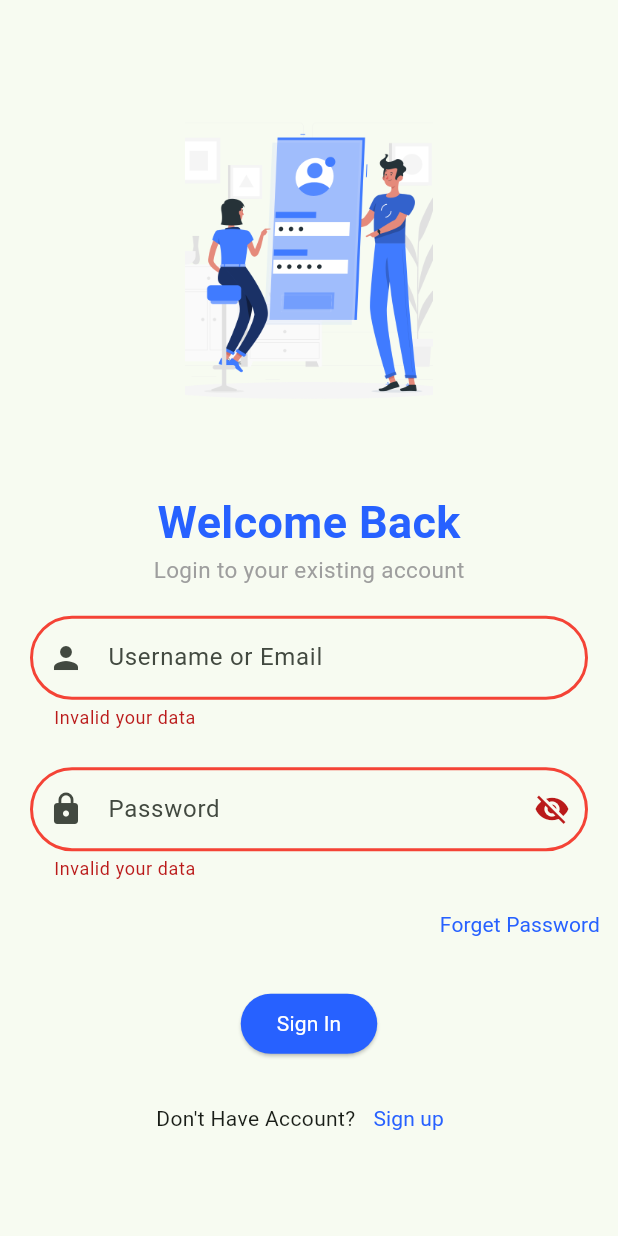
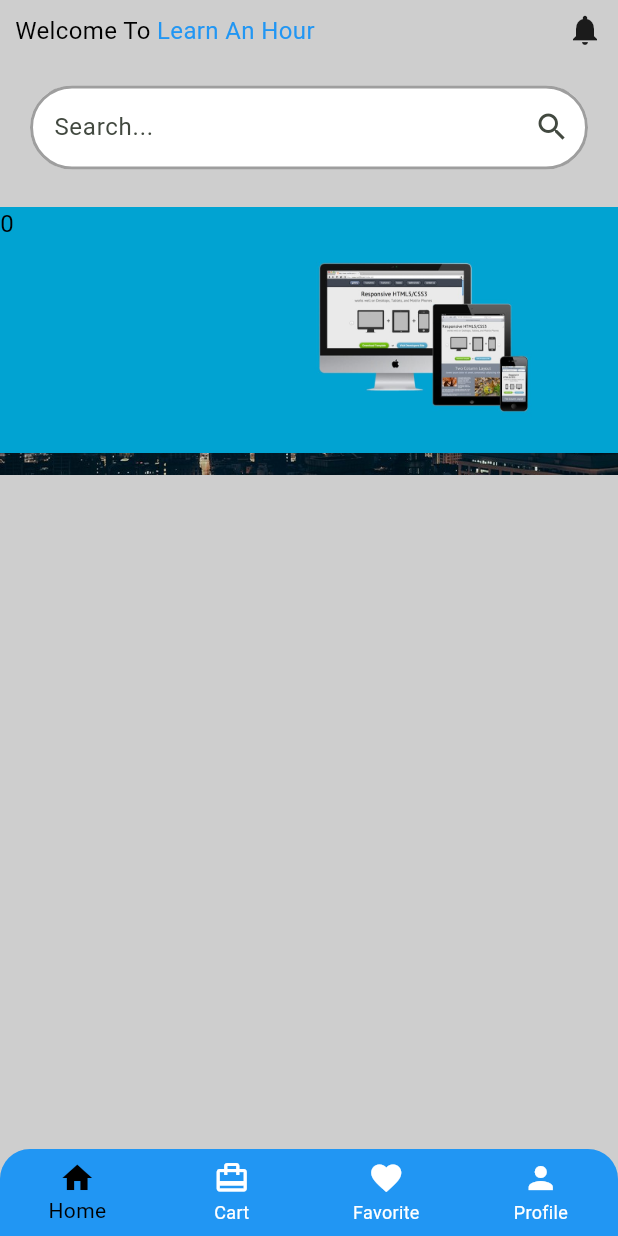
Before and after one commit to zakariaar27/signIn-SignUp-Page, a Flutter app: the screen it shows after launch, after a tap on "Sign In", on a phone screen of 412 x 824 dp. Run offline on Flutter 3.47's test engine with Material 2 defaults, Android fonts, the light colour scheme and no system bars.

Commit message:
Demo Project

```diff
--- a/lib/auth/signin.dart
+++ b/lib/auth/signin.dart
@@ -2,6 +2,7 @@ import 'package:flutter/cupertino.dart';
 import 'package:flutter/material.dart';
 import 'package:prac_five/auth/signup.dart';
 import 'package:prac_five/const/image_path.dart';
+import 'package:prac_five/screen/navbar.dart';
 import 'package:prac_five/utiliz/colors.dart';
 import 'package:prac_five/utiliz/height_weight.dart';
 import 'package:prac_five/widget/text.dart';
@@ -48,6 +49,7 @@ class _LogInState extends State<LogIn> {
                     left: 20, right: 20, top: 20, bottom: 5),
                 child: KTextFromField(
                   hinttext: 'Username or Email',
+                  prefixIcon: Icon(Icons.person),
                 ),
               ),
               Padding(
@@ -56,6 +58,7 @@ class _LogInState extends State<LogIn> {
                 child: KTextFromField(
                   iconData: Icons.lock,
                   isPass: isPass,
+                  prefixIcon: Icon(Icons.lock),
                   suffixIcon: GestureDetector(
                     onTap: () {
                       isPass = !isPass;
@@ -86,7 +89,10 @@ class _LogInState extends State<LogIn> {
               ),
               ElevatedButton(
                 onPressed: () {
-                  fromKey.currentState?.validate();
+                  // fromKey.currentState?.validate();
+                  Navigator.of(context).pushReplacement(MaterialPageRoute(
+                    builder: (context) => NavBar(),
+                  ));
                 },
                 child: Text(
                   'Sign In',
--- a/lib/auth/signup.dart
+++ b/lib/auth/signup.dart
@@ -7,8 +7,16 @@ import 'package:prac_five/utiliz/height_weight.dart';
 import 'package:prac_five/widget/text.dart';
 import 'package:prac_five/widget/textfromfield.dart';
 
-class SignUp extends StatelessWidget {
+class SignUp extends StatefulWidget {
   const SignUp({super.key});
+
+  @override
+  State<SignUp> createState() => _SignUpState();
+}
+
+class _SignUpState extends State<SignUp> {
+  bool isPass = true;
+  bool isPassRe = true;
 
   @override
   Widget build(BuildContext context) {
@@ -34,6 +42,7 @@ class SignUp extends StatelessWidget {
             ),
             child: KTextFromField(
               iconData: Icons.person,
+              prefixIcon: Icon(Icons.person),
               hinttext: 'Name',
             ),
           ),
@@ -45,6 +54,7 @@ class SignUp extends StatelessWidget {
               bottom: 5,
             ),
             child: KTextFromField(
+              prefixIcon: Icon(Icons.email),
               iconData: Icons.email,
               hinttext: 'Email',
             ),
@@ -57,8 +67,18 @@ class SignUp extends StatelessWidget {
               bottom: 5,
             ),
             child: KTextFromField(
-              iconData: Icons.lock,
+              prefixIcon: Icon(Icons.lock),
               hinttext: 'Password',
+              suffixIcon: GestureDetector(
+                onTap: () {
+                  isPass = !isPass;
+                  print(isPass);
+                  setState(() {});
+                },
+                child: isPass == false
+                    ? Icon(Icons.visibility)
+                    : Icon(Icons.visibility_off),
+              ),
             ),
           ),
           Padding(
@@ -69,8 +89,18 @@ class SignUp extends StatelessWidget {
               bottom: 5,
             ),
             child: KTextFromField(
-              iconData: Icons.lock,
+              prefixIcon: Icon(Icons.lock),
               hinttext: 'Re-Password',
+              suffixIcon: GestureDetector(
+                onTap: () {
+                  isPassRe = !isPassRe;
+                  print(isPass);
+                  setState(() {});
+                },
+                child: isPass == false
+                    ? Icon(Icons.visibility)
+                    : Icon(Icons.visibility_off),
+              ),
             ),
           ),
           SizedBox(
--- a/lib/const/image_path.dart
+++ b/lib/const/image_path.dart
@@ -2,4 +2,9 @@ class KImage {
   static const main = "assets/img.jpg";
   static const signInImg = "assets/img1.png";
   static const signUpImg = "assets/img2.jpeg";
+  static const slider1 = "assets/imgs1.jpg";
+  static const slider2 = "assets/imgs2.jpeg";
+  static const slider3 = "assets/imgs3.jpg";
+  static const slider4 = "assets/imgs4.jpg";
+  static const slider5 = "assets/imgs5.jpg";
 }
--- /dev/null
+++ b/lib/screen/home/home.dart
@@ -0,0 +1,76 @@
+import 'package:flutter/cupertino.dart';
+import 'package:flutter/material.dart';
+import 'package:prac_five/const/image_path.dart';
+import 'package:prac_five/utiliz/height_weight.dart';
+import 'package:prac_five/widget/text.dart';
+import 'package:prac_five/widget/textfromfield.dart';
+
+class HomePage extends StatelessWidget {
+  const HomePage({super.key});
+
+  @override
+  Widget build(BuildContext context) {
+    return Scaffold(
+      backgroundColor: Color.fromRGBO(206, 206, 206, 1),
+      body: SingleChildScrollView(
+        child: Column(
+          children: [
+            SizedBox(
+              height: KAppSize.getHeight(context: context, size: 1),
+            ),
+            Row(mainAxisAlignment: MainAxisAlignment.spaceBetween, children: [
+              Row(
+                children: [
+                  SizedBox(
+                    width: 10,
+                  ),
+                  KText(signInData: 'Welcome To '),
+                  KText(
+                    signInData: 'Learn An Hour',
+                    color: Colors.blue,
+                  ),
+                ],
+              ),
+              Padding(
+                padding: const EdgeInsets.only(right: 10),
+                child: Icon(Icons.notifications),
+              ),
+            ]),
+            SizedBox(
+              height: KAppSize.getHeight(context: context, size: 3),
+            ),
+            Padding(
+              padding: const EdgeInsets.only(
+                left: 20,
+                right: 20,
+              ),
+              child: KTextFromField(
+                readOnly: true,
+                suffixIcon: Icon(Icons.search),
+                hinttext: 'Search...',
+              ),
+            ),
+            SizedBox(
+              height: KAppSize.getHeight(context: context, size: 3),
+            ),
+            SizedBox(
+                height: KAppSize.getHeight(context: context, size: 150),
+                child: PageView.builder(
+                  itemCount: 5,
+                  itemBuilder: (context, index) {
+                    return Stack(children: [
+                      Image.asset(KImage.slider1),
+                      Image.asset(KImage.slider2),
+                      Image.asset(KImage.slider3),
+                      Image.asset(KImage.slider4),
+                      Image.asset(KImage.slider5),
+                      KText(signInData: "$index")
+                    ]);
+                  },
+                )),
+          ],
+        ),
+      ),
+    );
+  }
+}
--- /dev/null
+++ b/lib/screen/navbar.dart
@@ -0,0 +1,59 @@
+import 'package:flutter/cupertino.dart';
+import 'package:flutter/material.dart';
+import 'package:prac_five/screen/home/home.dart';
+
+class NavBar extends StatefulWidget {
+  const NavBar({super.key});
+
+  @override
+  State<NavBar> createState() => _NavBarState();
+}
+
+class _NavBarState extends State<NavBar> {
+  int index = 0;
+
+  List myItemList = [
+    HomePage(),
+    Text('Mohamamd '),
+    Text('Zakaria'),
+    Text('Arafat')
+  ];
+
+  @override
+  Widget build(BuildContext context) {
+    return SafeArea(
+      child: Scaffold(
+        extendBody: true,
+        body: myItemList[index],
+        bottomNavigationBar: ClipRRect(
+          borderRadius: BorderRadius.only(
+              topLeft: Radius.circular(20), topRight: Radius.circular(20)),
+          child: Container(
+            child: BottomNavigationBar(
+                backgroundColor: Colors.blue,
+                currentIndex: index,
+                selectedItemColor: Colors.black,
+                unselectedItemColor: Colors.white,
+                showUnselectedLabels: true,
+                onTap: (value) {
+                  setState(() {
+                    index = value;
+                  });
+                },
+                type: BottomNavigationBarType.fixed,
+                items: [
+                  BottomNavigationBarItem(
+                      icon: Icon(Icons.home), label: "Home"),
+                  BottomNavigationBarItem(
+                      icon: Icon(Icons.card_travel), label: "Cart"),
+                  BottomNavigationBarItem(
+                      icon: Icon(Icons.favorite), label: "Favorite"),
+                  BottomNavigationBarItem(
+                      icon: Icon(Icons.person), label: "Profile"),
+                ]),
+          ),
+        ),
+      ),
+    );
+  }
+}
--- a/lib/screen/splash_screen.dart
+++ b/lib/screen/splash_screen.dart
@@ -39,7 +39,7 @@ class _SplashScreenState extends State<SplashScreen> {
           children: [
             Image.asset(KImage.main,
                 height: KAppSize.getHeight(context: context, size: 15),
-                width: KAppSize.getWidth(context: context, size: 28),
+                width: KAppSize.getWidth(context: context, size: 40),
                 fit: BoxFit.cover),
             SizedBox(
               height: KAppSize.getHeight(context: context, size: 5),
--- a/lib/widget/textfromfield.dart
+++ b/lib/widget/textfromfield.dart
@@ -1,20 +1,28 @@
 import 'package:flutter/material.dart';
 
 class KTextFromField extends StatelessWidget {
-  const KTextFromField(
-      {super.key,
-      this.isPass = false,
-      this.iconData,
-      this.hinttext,
-      this.suffixIcon});
+  const KTextFromField({
+    super.key,
+    this.isPass = false,
+    this.iconData,
+    this.hinttext,
+    this.suffixIcon,
+    this.prefixIcon,
+    this.readOnly = false,
+    this.fillcolor = const Color(0xFFFFFFFF),
+  });
   final bool isPass;
   final String? hinttext;
   final IconData? iconData;
   final dynamic suffixIcon;
+  final dynamic prefixIcon;
+  final bool readOnly;
+  final Color fillcolor;
 
   @override
   Widget build(BuildContext context) {
     return TextFormField(
+      readOnly: readOnly,
       obscureText: isPass,
       validator: (value) {
         if (value == "" || value == null) {
@@ -24,7 +32,9 @@ class KTextFromField extends StatelessWidget {
       },
       decoration: InputDecoration(
         hintText: hinttext,
-        prefixIcon: iconData == null ? Icon(Icons.person) : Icon(iconData),
+        fillColor: fillcolor,
+        filled: true,
+        prefixIcon: prefixIcon,
         suffixIcon: suffixIcon,
         border: OutlineInputBorder(
             borderRadius: BorderRadius.circular(40),
```
Also changed, not shown: assets/imgs1.jpg (added), assets/imgs2.jpeg (added), assets/imgs3.jpg (added), assets/imgs4.jpg (added), assets/imgs5.jpg (added).
